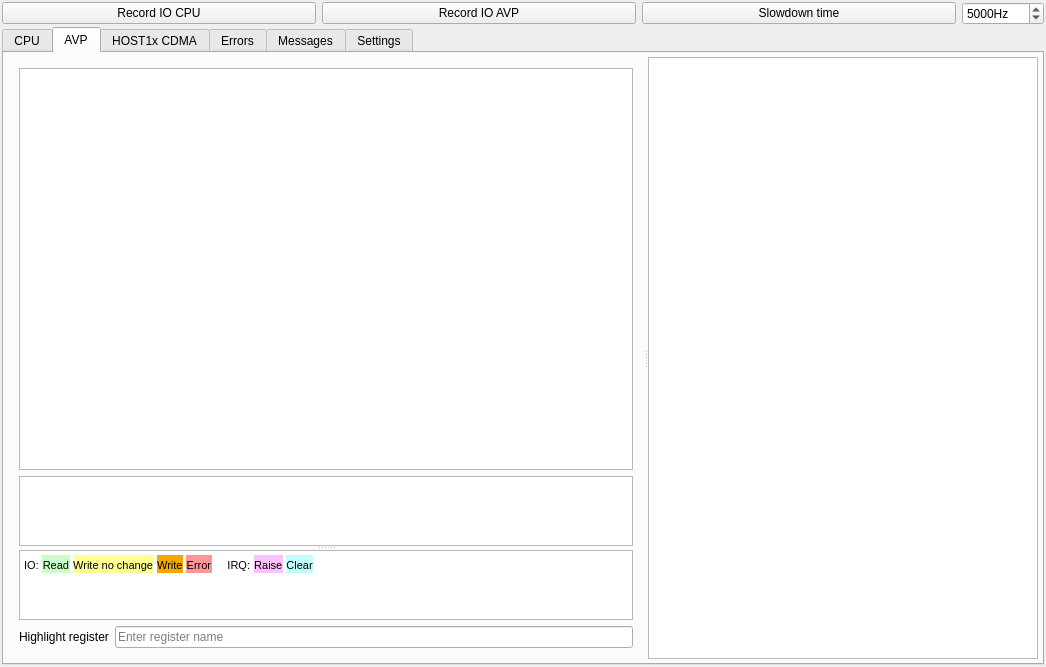
Qt form mainwindow.ui (digetx/tegra2_qemu_trace_viewer) before a commit.
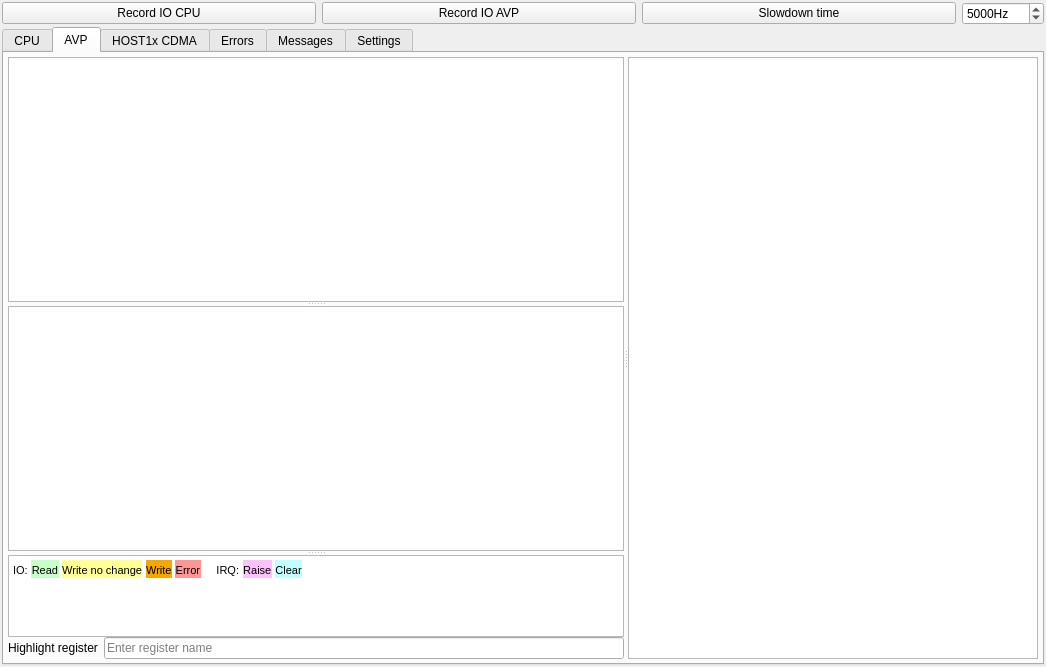
The same form after that commit. The open tabs and pages were chosen to show the change. Custom widgets are drawn as their Qt base class.

Commit message: UI: Return widget scalability

The edit to the form file:
```diff
--- a/mainwindow.ui
+++ b/mainwindow.ui
@@ -306,7 +306,26 @@
             </sizepolicy>
            </property>
            <layout class="QVBoxLayout" name="verticalLayout_5">
+            <property name="spacing">
+             <number>0</number>
+            </property>
+            <property name="leftMargin">
+             <number>0</number>
+            </property>
+            <property name="topMargin">
+             <number>0</number>
+            </property>
+            <property name="rightMargin">
+             <number>0</number>
+            </property>
+            <property name="bottomMargin">
+             <number>0</number>
+            </property>
             <item>
+             <widget class="QSplitter" name="splitter_3">
+              <property name="orientation">
+               <enum>Qt::Vertical</enum>
+              </property>
              <widget class="TraceDevView" name="tableWidgetTrace_AVP">
               <property name="sizePolicy">
                <sizepolicy hsizetype="Expanding" vsizetype="Expanding">
@@ -333,18 +352,6 @@
                <bool>false</bool>
               </attribute>
              </widget>
-            </item>
-            <item>
-             <widget class="QSplitter" name="splitter_11">
-              <property name="sizePolicy">
-               <sizepolicy hsizetype="Preferred" vsizetype="Expanding">
-                <horstretch>0</horstretch>
-                <verstretch>1</verstretch>
-               </sizepolicy>
-              </property>
-              <property name="orientation">
-               <enum>Qt::Vertical</enum>
-              </property>
               <widget class="QTableView" name="tableViewBitDetails_AVP">
                <property name="sizePolicy">
                 <sizepolicy hsizetype="Expanding" vsizetype="Expanding">
```
Left out of the diff: 77 changed lines with no effect on the pictures. Lines whose indentation alone changed are shown as unchanged.
